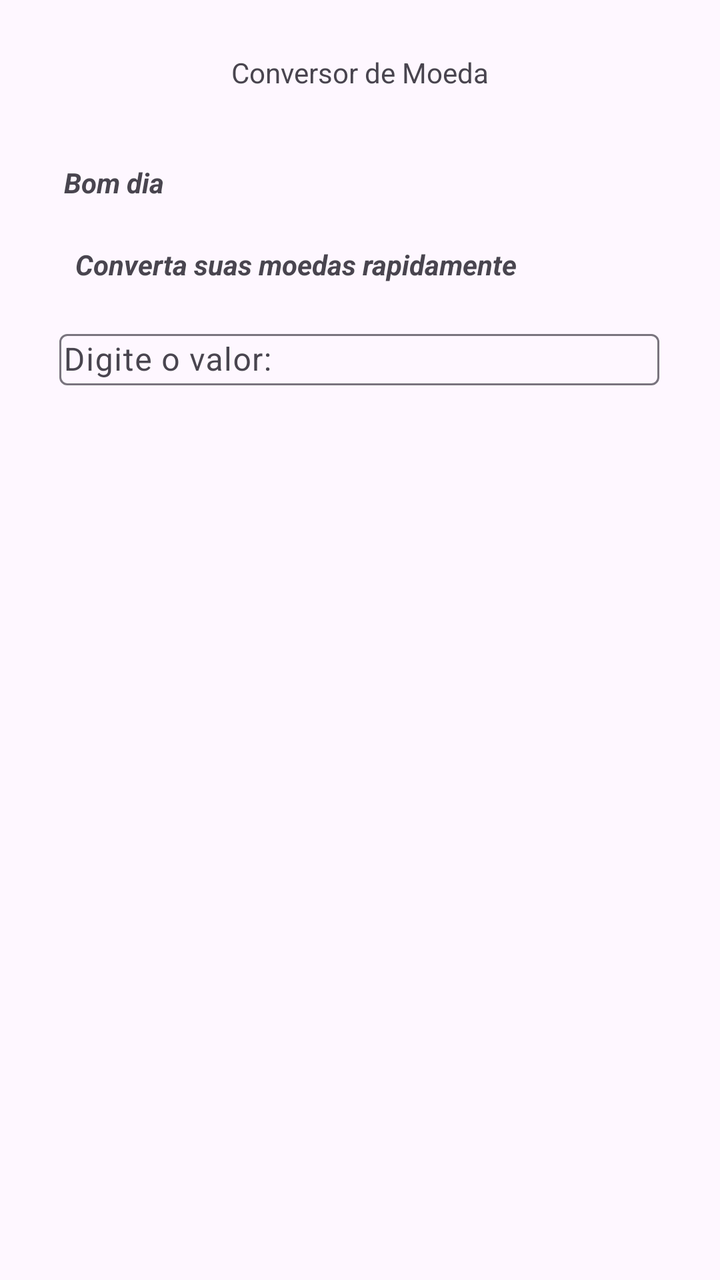
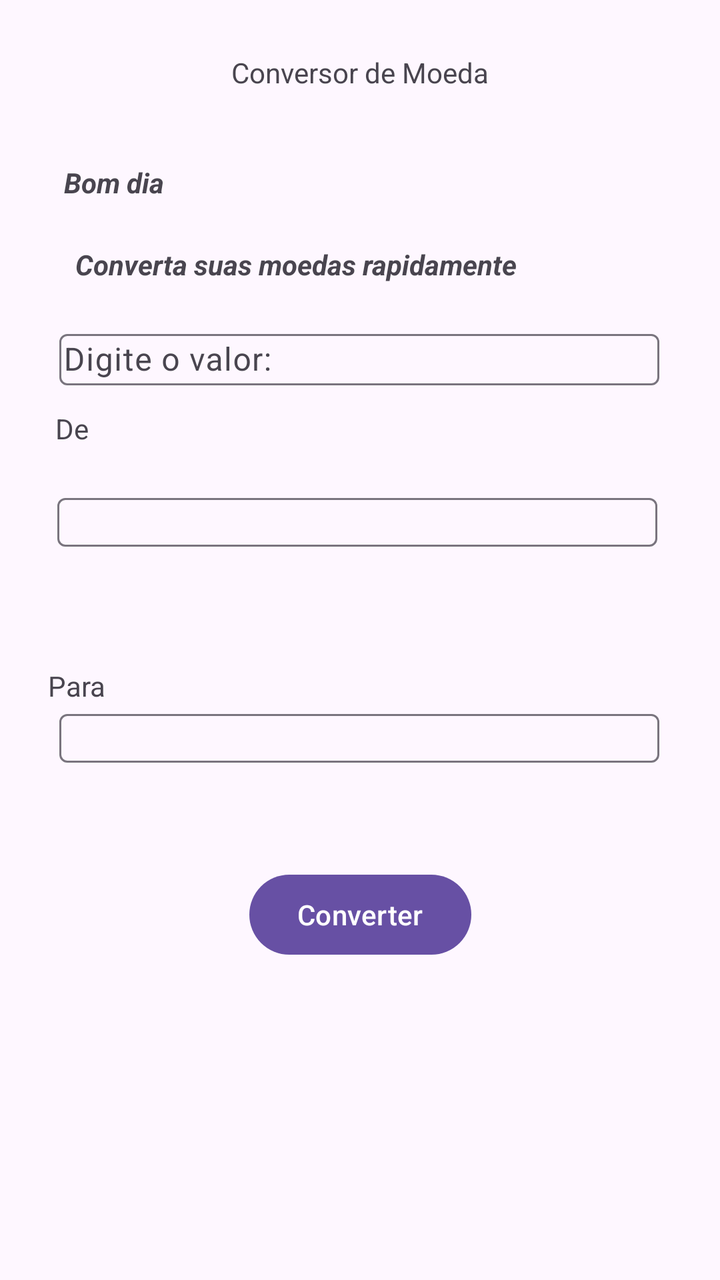

Compare the two renders of this Android layout. The source of the first and the diff that turns it into the second are given below.
<!-- AndroidManifest.xml: application theme Theme.Conversor_Moeda -->
<!-- res/layout/activity_main.xml -->
<?xml version="1.0" encoding="utf-8"?>
<androidx.constraintlayout.widget.ConstraintLayout xmlns:android="http://schemas.android.com/apk/res/android"
    xmlns:app="http://schemas.android.com/apk/res-auto"
    xmlns:tools="http://schemas.android.com/tools"
    android:id="@+id/main"
    android:layout_width="match_parent"
    android:layout_height="match_parent"
    tools:context=".MainActivity">

    <TextView
        android:id="@+id/textView2"
        android:layout_width="wrap_content"
        android:layout_height="wrap_content"
        android:text="Conversor de Moeda"
        app:layout_constraintBottom_toBottomOf="parent"
        app:layout_constraintEnd_toEndOf="parent"
        app:layout_constraintStart_toStartOf="parent"
        app:layout_constraintTop_toTopOf="parent"
        app:layout_constraintVertical_bias="0.043" />

    <TextView
        android:id="@+id/textTempo"
        android:layout_width="55dp"
        android:layout_height="21dp"
        android:layout_marginStart="32dp"
        android:layout_marginTop="36dp"
        android:text="Bom dia"
        android:textStyle="bold|italic"
        app:layout_constraintEnd_toEndOf="parent"
        app:layout_constraintHorizontal_bias="0.0"
        app:layout_constraintStart_toStartOf="parent"
        app:layout_constraintTop_toBottomOf="@+id/textView2" />

    <TextView
        android:id="@+id/textView3"
        android:layout_width="wrap_content"
        android:layout_height="wrap_content"
        android:layout_marginTop="20dp"
        android:text="Converta suas moedas rapidamente"
        android:textStyle="bold|italic"
        app:layout_constraintEnd_toEndOf="parent"
        app:layout_constraintHorizontal_bias="0.27"
        app:layout_constraintStart_toStartOf="parent"
        app:layout_constraintTop_toBottomOf="@+id/textTempo" />

    <com.google.android.material.textfield.TextInputLayout
        android:layout_width="300dp"
        android:layout_height="wrap_content"
        android:layout_marginTop="20dp"
        app:layout_constraintEnd_toEndOf="parent"
        app:layout_constraintHorizontal_bias="0.495"
        app:layout_constraintStart_toStartOf="parent"
        app:layout_constraintTop_toBottomOf="@+id/textView3">

        <com.google.android.material.textfield.TextInputEditText
            android:layout_width="match_parent"
            android:layout_height="wrap_content"
            android:hint="Digite o valor:"
            android:padding="2dp" />
    </com.google.android.material.textfield.TextInputLayout>

</androidx.constraintlayout.widget.ConstraintLayout>
<!-- resources referenced by this layout -->
<resources>
  <style name="Theme.Conversor_Moeda" parent="Base.Theme.Conversor_Moeda" />
  <style name="Base.Theme.Conversor_Moeda" parent="Theme.Material3.DayNight.NoActionBar">
          
          
      </style>
</resources>

<!-- the commit's change to res/layout/activity_main.xml (unified diff, before → after) -->
@@ -44,6 +44,7 @@
         app:layout_constraintTop_toBottomOf="@+id/textTempo" />
 
     <com.google.android.material.textfield.TextInputLayout
+        android:id="@+id/textInputLayout"
         android:layout_width="300dp"
         android:layout_height="wrap_content"
         android:layout_marginTop="20dp"
@@ -59,4 +60,79 @@
             android:padding="2dp" />
     </com.google.android.material.textfield.TextInputLayout>
 
+    <TextView
+        android:id="@+id/textView4"
+        android:layout_width="wrap_content"
+        android:layout_height="wrap_content"
+        android:layout_marginTop="12dp"
+        android:text="De"
+        app:layout_constraintEnd_toEndOf="parent"
+        app:layout_constraintHorizontal_bias="0.081"
+        app:layout_constraintStart_toStartOf="parent"
+        app:layout_constraintTop_toBottomOf="@+id/textInputLayout" />
+
+    <com.google.android.material.textfield.TextInputLayout
+        android:id="@+id/textInputLayout2"
+        android:layout_width="300dp"
+        android:layout_height="wrap_content"
+        android:layout_marginTop="20dp"
+        app:layout_constraintEnd_toEndOf="parent"
+        app:layout_constraintHorizontal_bias="0.477"
+        app:layout_constraintStart_toStartOf="parent"
+        app:layout_constraintTop_toBottomOf="@+id/textView4">
+
+        <AutoCompleteTextView
+            android:id="@+id/autoCompleteTextView"
+            android:layout_width="match_parent"
+            android:layout_height="wrap_content"
+            android:inputType="none"
+            app:layout_constraintEnd_toEndOf="parent"
+            app:layout_constraintHorizontal_bias="0.5"
+            app:layout_constraintStart_toStartOf="parent"
+            tools:layout_editor_absoluteY="333dp" />
+
+    </com.google.android.material.textfield.TextInputLayout>
+
+    <com.google.android.material.textfield.TextInputLayout
+        android:id="@+id/textInputLayout3"
+        android:layout_width="300dp"
+        android:layout_height="wrap_content"
+        android:layout_marginTop="128dp"
+        app:layout_constraintEnd_toEndOf="parent"
+        app:layout_constraintHorizontal_bias="0.495"
+        app:layout_constraintStart_toStartOf="parent"
+        app:layout_constraintTop_toBottomOf="@+id/textView4">
+
+        <AutoCompleteTextView
+            android:id="@+id/autoCompleteTextView"
+            android:layout_width="match_parent"
+            android:layout_height="wrap_content"
+            android:inputType="none"
+            app:layout_constraintEnd_toEndOf="parent"
+            app:layout_constraintHorizontal_bias="0.5"
+            app:layout_constraintStart_toStartOf="parent"
+            tools:layout_editor_absoluteY="333dp" />
+
+    </com.google.android.material.textfield.TextInputLayout>
+
+    <TextView
+        android:id="@+id/textView5"
+        android:layout_width="wrap_content"
+        android:layout_height="wrap_content"
+        android:layout_marginStart="24dp"
+        android:layout_marginTop="60dp"
+        android:text="Para"
+        app:layout_constraintStart_toStartOf="parent"
+        app:layout_constraintTop_toBottomOf="@+id/textInputLayout2" />
+
+    <Button
+        android:id="@+id/btnConverter"
+        android:layout_width="wrap_content"
+        android:layout_height="wrap_content"
+        android:layout_marginTop="52dp"
+        android:text="Converter"
+        app:layout_constraintEnd_toEndOf="parent"
+        app:layout_constraintStart_toStartOf="parent"
+        app:layout_constraintTop_toBottomOf="@+id/textInputLayout3" />
+
 </androidx.constraintlayout.widget.ConstraintLayout>
